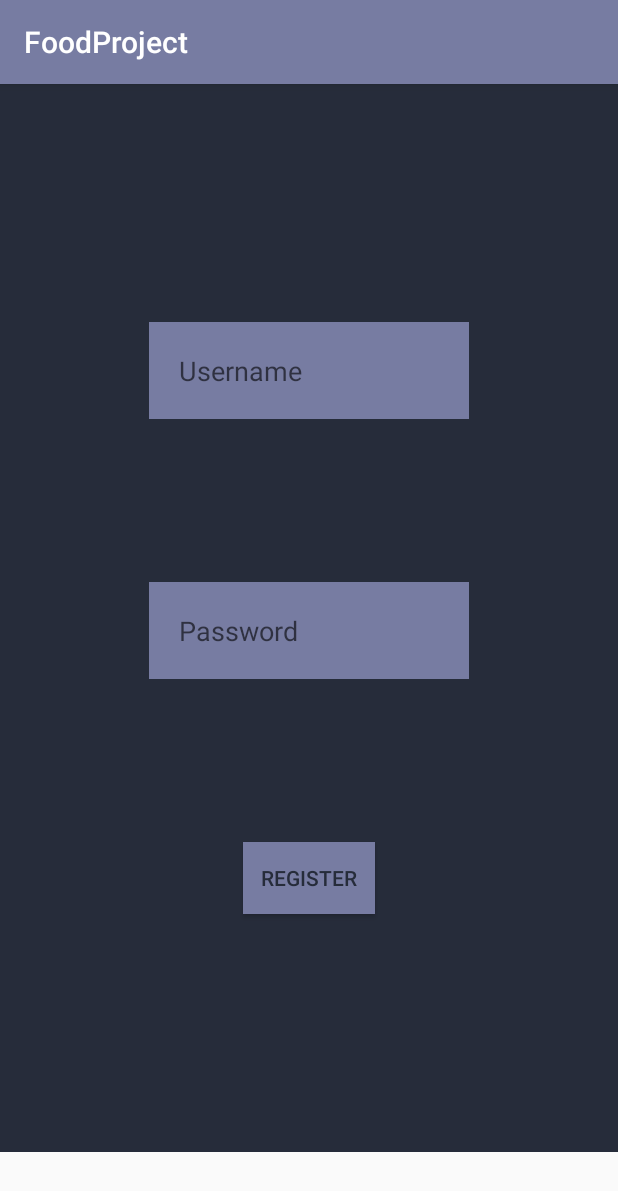
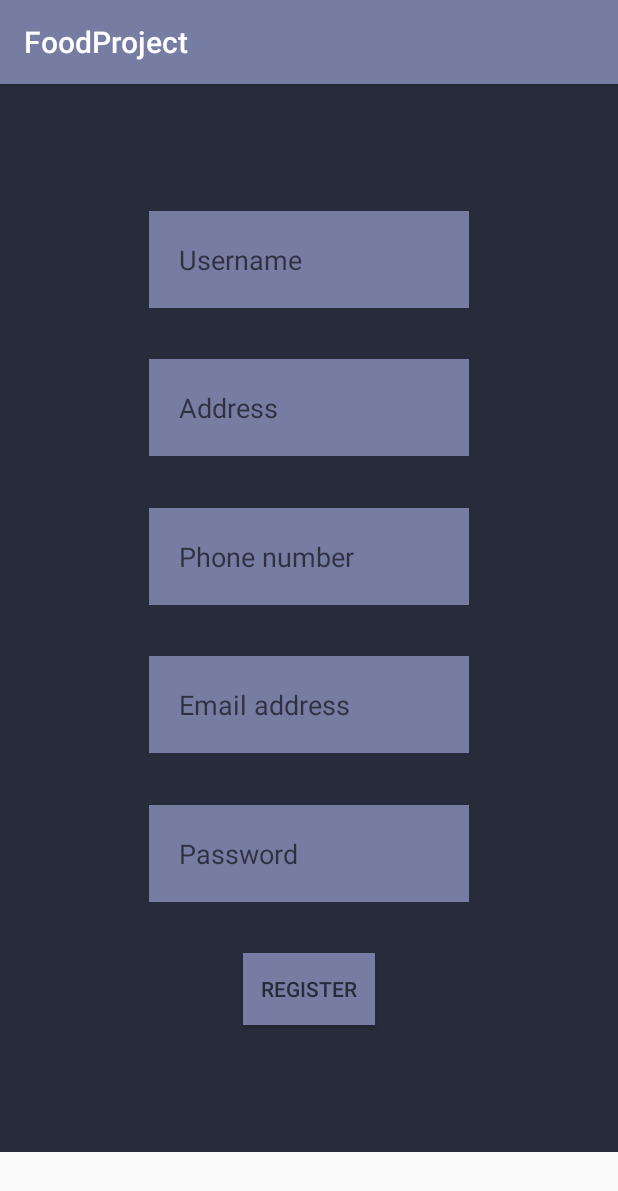
Before and after one commit to Reasz/AndroidProject, an Android app: the RegisterFragment screen opened through its navigation route, after a tap on "REGISTER", on a phone screen of 412 x 824 dp. Shown: the top 1191 px of the screen. Run offline under Robolectric (Android 15) with nearby library versions, the phone set to English and light mode, and no system bars; our stand-ins replace Room's generated code, navigation-ui; 1 statement that could not run was skipped.

Commit message:
User.kt, RegisterFragment.kt, fragment_register.xml files updated, now address, phone number and email address are required for registration too

```diff
--- a/app/src/main/java/com/example/foodproject/data/User.kt
+++ b/app/src/main/java/com/example/foodproject/data/User.kt
@@ -8,5 +8,8 @@ data class User (
     @PrimaryKey(autoGenerate = true)
     val id: Int,
     val userName: String,
+    val address: String,
+    val phoneNumber:String,
+    val emailAddress:String,
     val password: String
 )
--- a/app/src/main/java/com/example/foodproject/frg/RegisterFragment.kt
+++ b/app/src/main/java/com/example/foodproject/frg/RegisterFragment.kt
@@ -23,6 +23,9 @@ class RegisterFragment : Fragment() {
     private lateinit var mUserViewModel:UserViewModel
     private lateinit var registerButton: Button
     private lateinit var usernameEditText: EditText
+    private lateinit var addressEditText: EditText
+    private lateinit var phoneNumberEditText: EditText
+    private lateinit var emailAddressEditText: EditText
     private lateinit var passwordEditText: EditText
 
     override fun onCreate(savedInstanceState: Bundle?) {
@@ -42,28 +45,7 @@ class RegisterFragment : Fragment() {
 
         registerButton.setOnClickListener {
 
-            //val usernameText = usernameEditText.text.toString()
-            //val passwordText = passwordEditText.text.toString()
             insertDataToDatabase()
-            /*when {
-                usernameText.isEmpty() -> {
-                    usernameEditText.error = "Username required"
-                }
-                usernameText.length < 3 -> {
-                    usernameEditText.error = "Username must be at least 3 letters"
-                }
-                passwordText.isEmpty() -> {
-                    passwordEditText.error = "Password required"
-                }
-                passwordText.length < 4 -> {
-                    passwordEditText.error = "Password must be at least 4 letters"
-                }
-                else -> {
-                    insertDataToDatabase()
-                    Navigation.findNavController(view)
-                        .navigate(R.id.action_registerFragment_to_mainScreenFragment2)
-                }
-            }*/
         }
 
         return view
@@ -71,12 +53,15 @@ class RegisterFragment : Fragment() {
 
     private fun insertDataToDatabase() {
         val username = usernameEditText.text.toString()
+        val address = addressEditText.text.toString()
+        val phoneNumber = phoneNumberEditText.text.toString()
+        val email = emailAddressEditText.text.toString()
         val password = passwordEditText.text.toString()
 
         if (inputCheck(username, password))
         {
             //Create user object
-            val user = User(0, username, password)
+            val user = User(0, username, address, phoneNumber, email, password)
             // add data to database
             mUserViewModel.addUser(user)
             Toast.makeText(requireContext(), "Registration success", Toast.LENGTH_SHORT).show()
@@ -94,6 +79,9 @@ class RegisterFragment : Fragment() {
     private fun initialise(view: View) {
         registerButton = view.findViewById(R.id.buttonRegisterRegister)
         usernameEditText = view.findViewById(R.id.editTextRegisterUsername)
+        addressEditText = view.findViewById(R.id.editTextRegisterAddress)
+        phoneNumberEditText = view.findViewById(R.id.editTextRegisterPhoneNumber)
+        emailAddressEditText = view.findViewById(R.id.editTextRegisterEmail)
         passwordEditText = view.findViewById(R.id.editTextRegisterPassword)
     }
 
--- a/app/src/main/res/layout/fragment_register.xml
+++ b/app/src/main/res/layout/fragment_register.xml
@@ -1,52 +1,100 @@
 <?xml version="1.0" encoding="utf-8"?>
 <androidx.constraintlayout.widget.ConstraintLayout xmlns:android="http://schemas.android.com/apk/res/android"
+    xmlns:app="http://schemas.android.com/apk/res-auto"
     xmlns:tools="http://schemas.android.com/tools"
     android:layout_width="match_parent"
     android:layout_height="match_parent"
-    xmlns:app="http://schemas.android.com/apk/res-auto"
-    tools:context=".frg.RegisterFragment"
     android:background="@color/colorBackground"
-    android:padding="50dp">
+    android:padding="50dp"
+    tools:context=".frg.RegisterFragment">
 
     <EditText
         android:id="@+id/editTextRegisterUsername"
         android:layout_width="wrap_content"
         android:layout_height="wrap_content"
         android:autofillHints="@string/username"
+        android:background="@color/colorPrimary"
         android:ems="10"
         android:hint="@string/username"
         android:inputType="textPersonName"
+        android:padding="20dp"
+        android:textColor="@color/colorBackground"
+        app:layout_constraintBottom_toTopOf="@id/editTextRegisterAddress"
+        app:layout_constraintLeft_toLeftOf="parent"
+        app:layout_constraintRight_toRightOf="parent"
+        app:layout_constraintTop_toTopOf="parent" />
+
+    <EditText
+        android:id="@+id/editTextRegisterAddress"
+        android:layout_width="wrap_content"
+        android:layout_height="wrap_content"
+        android:autofillHints="@string/password"
         android:background="@color/colorPrimary"
+        android:ems="10"
+        android:hint="@string/profile_address"
+        android:inputType="text"
+        android:padding="20dp"
+        android:textColor="@color/colorBackground"
+        app:layout_constraintBottom_toTopOf="@id/editTextRegisterPhoneNumber"
+        app:layout_constraintLeft_toLeftOf="parent"
+        app:layout_constraintRight_toRightOf="parent"
+        app:layout_constraintTop_toBottomOf="@id/editTextRegisterUsername" />
+
+    <EditText
+        android:id="@+id/editTextRegisterPhoneNumber"
+        android:layout_width="wrap_content"
+        android:layout_height="wrap_content"
+        android:autofillHints="@string/password"
+        android:background="@color/colorPrimary"
+        android:ems="10"
+        android:hint="@string/profile_phone_number"
+        android:inputType="phone"
+        android:padding="20dp"
+        android:textColor="@color/colorBackground"
+        app:layout_constraintBottom_toTopOf="@id/editTextRegisterEmail"
+        app:layout_constraintLeft_toLeftOf="parent"
+        app:layout_constraintRight_toRightOf="parent"
+        app:layout_constraintTop_toBottomOf="@id/editTextRegisterAddress" />
+
+    <EditText
+        android:id="@+id/editTextRegisterEmail"
+        android:layout_width="wrap_content"
+        android:layout_height="wrap_content"
+        android:autofillHints="@string/password"
+        android:background="@color/colorPrimary"
+        android:ems="10"
+        android:hint="@string/profile_email"
+        android:inputType="textEmailAddress"
         android:padding="20dp"
         android:textColor="@color/colorBackground"
         app:layout_constraintBottom_toTopOf="@id/editTextRegisterPassword"
         app:layout_constraintLeft_toLeftOf="parent"
         app:layout_constraintRight_toRightOf="parent"
-        app:layout_constraintTop_toTopOf="parent" />
+        app:layout_constraintTop_toBottomOf="@id/editTextRegisterPhoneNumber" />
 
     <EditText
         android:id="@+id/editTextRegisterPassword"
         android:layout_width="wrap_content"
         android:layout_height="wrap_content"
         android:autofillHints="@string/password"
+        android:background="@color/colorPrimary"
         android:ems="10"
         android:hint="@string/password"
         android:inputType="textPassword"
-        android:background="@color/colorPrimary"
         android:padding="20dp"
         android:textColor="@color/colorBackground"
         app:layout_constraintBottom_toTopOf="@id/buttonRegisterRegister"
         app:layout_constraintLeft_toLeftOf="parent"
         app:layout_constraintRight_toRightOf="parent"
-        app:layout_constraintTop_toBottomOf="@id/editTextRegisterUsername" />
+        app:layout_constraintTop_toBottomOf="@id/editTextRegisterEmail" />
 
     <Button
         android:id="@+id/buttonRegisterRegister"
         android:layout_width="wrap_content"
         android:layout_height="wrap_content"
-        android:text="@string/register"
         android:background="@color/colorPrimary"
         android:padding="10dp"
+        android:text="@string/register"
         android:textColor="@color/colorBackground"
         app:layout_constraintBottom_toBottomOf="parent"
         app:layout_constraintLeft_toLeftOf="parent"
```
